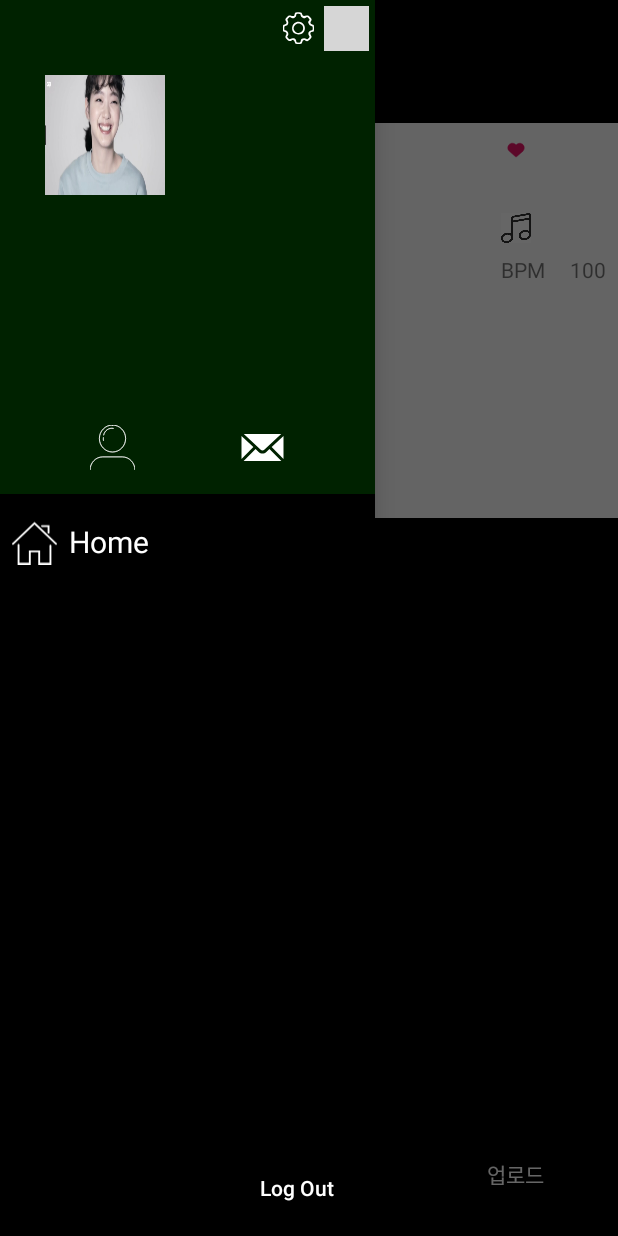
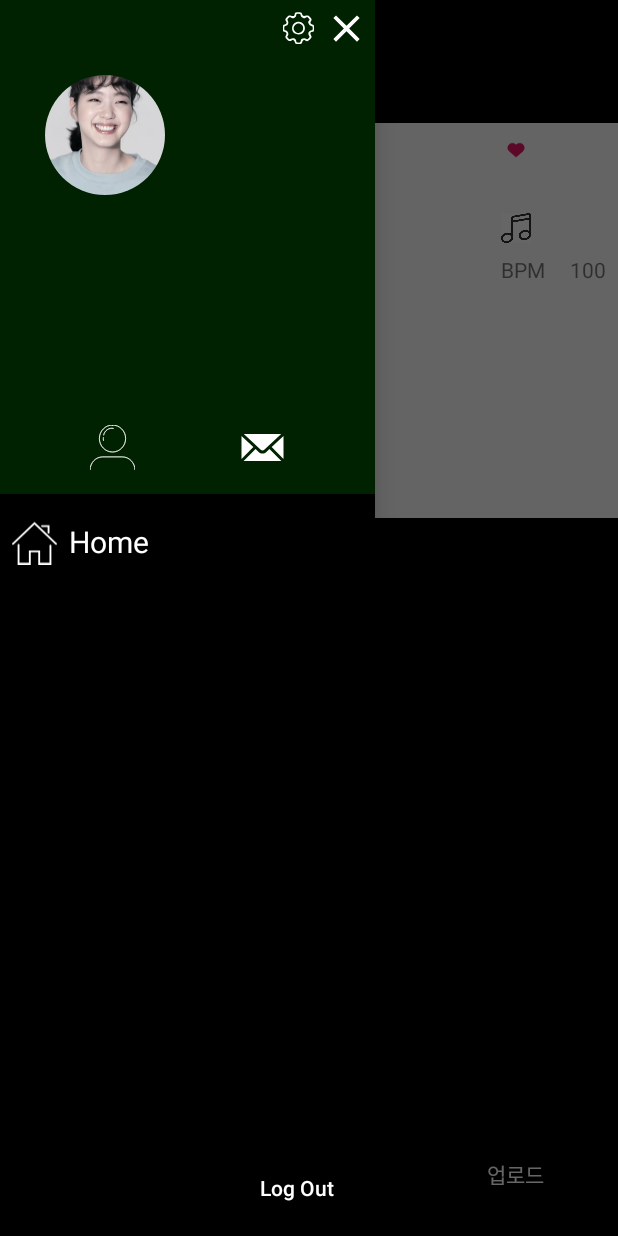
Before and after one commit to dmsals216/SoundHub, an Android app: the DetailView screen opened directly, with no data from a screen before it, with the side drawer open, on a phone screen of 412 x 824 dp. Run offline under Robolectric (Android 15) with nearby library versions, the phone set to English and light mode, and no system bars; our stand-ins replace CircleImageView, RxJava, data binding; libraries missing offline, so code that uses them is left out: rm.com.audiowave; plain views replace AudioWaveView; network calls fail; pictures from the network do not load; 6 statements that could not run were skipped; grey boxes are pictures that could not be loaded.

Commit message:
Navigation View 기능 추가 완료

```diff
--- a/app/src/main/java/com/heepie/soundhub/handler/ViewHandler.java
+++ b/app/src/main/java/com/heepie/soundhub/handler/ViewHandler.java
@@ -1,5 +1,6 @@
 package com.heepie.soundhub.handler;
 
+import android.app.Activity;
 import android.content.Intent;
 import android.util.Log;
 import android.view.View;
@@ -13,6 +14,7 @@ import com.heepie.soundhub.domain.model.Data;
 import com.heepie.soundhub.domain.model.Post;
 import com.heepie.soundhub.domain.model.User;
 import com.heepie.soundhub.utils.Const;
+import com.heepie.soundhub.utils.SignUtil;
 import com.heepie.soundhub.view.DetailView;
 import com.heepie.soundhub.view.UserPageView;
 import com.heepie.soundhub.viewmodel.PostViewModel;
@@ -153,4 +155,8 @@ public class ViewHandler {
     public void onClickedToast(View v) {
         Toast.makeText(v.getContext(), "Test", Toast.LENGTH_SHORT).show();
     }
+
+    public void onClickedLogOut(View v, Activity activity) {
+        SignUtil.logout(activity, activity);
+    }
 }
--- a/app/src/main/java/com/heepie/soundhub/view/ListView.java
+++ b/app/src/main/java/com/heepie/soundhub/view/ListView.java
@@ -56,6 +56,7 @@ public class ListView extends AppCompatActivity {
     private void initNavigationView() {
         NavigationViewBinding naviViewBinding = DataBindingUtil.inflate(getLayoutInflater(), R.layout.navigation_view,listBinding.navigation,false);
         listBinding.navigation.addView(naviViewBinding.getRoot());
+        naviViewBinding.setVariable(BR.view, this);
         naviViewBinding.setVariable(BR.model, Const.user);
         naviViewBinding.setVariable(BR.viewhandler, ViewHandler.getIntance());
     }
@@ -109,6 +110,7 @@ public class ListView extends AppCompatActivity {
     }
 
     public void onClickedRefresh(View v) {
+        listBinding.drawerLayout.closeDrawers();
         listBinding.genreCategory.setVisibility(View.GONE);
         listBinding.instrumentCategory.setVisibility(View.GONE);
         initData(Const.CATEGORY_DEFAULT,
@@ -116,6 +118,10 @@ public class ListView extends AppCompatActivity {
                     if (code == Const.RESULT_SUCCESS)
                         listBinding.progressBar.setVisibility(View.GONE);
         });
+    }
+
+    public void onClickedClose(View v) {
+        listBinding.drawerLayout.closeDrawers();
     }
 
     // 서버로 부터 카테고리 정보를 입력 받는 메소드
--- /dev/null
+++ b/app/src/main/res/drawable/icon_close.xml
@@ -0,0 +1,10 @@
+<?xml version="1.0" encoding="utf-8"?>
+<vector xmlns:android="http://schemas.android.com/apk/res/android"
+    android:viewportWidth="48"
+    android:viewportHeight="48"
+    android:width="48dp"
+    android:height="48dp">
+    <path
+        android:pathData="M38 12.83L35.17 10 24 21.17 12.83 10 10 12.83 21.17 24 10 35.17 12.83 38 24 26.83 35.17 38 38 35.17 26.83 24Z"
+        android:fillColor="#FFFFFFFF" />
+</vector>
--- a/app/src/main/res/layout/navigation_view.xml
+++ b/app/src/main/res/layout/navigation_view.xml
@@ -4,6 +4,9 @@
     xmlns:tools="http://schemas.android.com/tools"
     xmlns:app="http://schemas.android.com/apk/res-auto">
     <data>
+        <variable
+            name="view"
+            type="com.heepie.soundhub.view.ListView"/>
         <variable
             name="viewhandler"
             type="com.heepie.soundhub.handler.ViewHandler"/>
@@ -27,13 +30,12 @@
             android:background="@color/black_2"
             >
 
-            <ImageView
+            <de.hdodenhof.circleimageview.CircleImageView
                 android:id="@+id/user_image"
                 android:layout_width="80dp"
                 android:layout_height="80dp"
                 android:layout_marginStart="30dp"
                 android:layout_marginTop="50dp"
-                android:scaleType="fitXY"
                 android:src="@drawable/test"
                 app:layout_constraintStart_toStartOf="parent"
                 app:layout_constraintTop_toTopOf="parent" />
@@ -62,11 +64,12 @@
                 />
 
             <ImageButton
+                style="@style/icon"
                 android:id="@+id/imageButton3"
-                style="@style/icon"
                 android:layout_marginEnd="4dp"
                 android:layout_marginTop="4dp"
-                android:src="@drawable/close_btn_img"
+                android:src="@drawable/icon_close"
+                android:onClick="@{view::onClickedClose}"
                 app:layout_constraintEnd_toEndOf="parent"
                 app:layout_constraintTop_toTopOf="parent" />
 
@@ -103,7 +106,7 @@
                 android:layout_marginEnd="8dp"
                 android:layout_marginStart="8dp"
                 android:layout_marginTop="8dp"
-                android:onClick="@{viewhandler::onClickedToast}"
+                android:onClick="@{view::onClickedRefresh}"
                 android:orientation="horizontal"
                 app:layout_constraintEnd_toEndOf="parent"
                 app:layout_constraintStart_toStartOf="parent"
@@ -133,7 +136,7 @@
                 android:textAllCaps="false"
                 android:layout_marginBottom="8dp"
                 android:layout_marginEnd="8dp"
-                android:onClick="@{viewhandler::onClickedToast}"
+                android:onClick="@{(v) -> viewhandler.onClickedLogOut(v, view)}"
                 app:layout_constraintBottom_toBottomOf="parent"
                 app:layout_constraintEnd_toEndOf="parent" />
         </android.support.constraint.ConstraintLayout>
```
